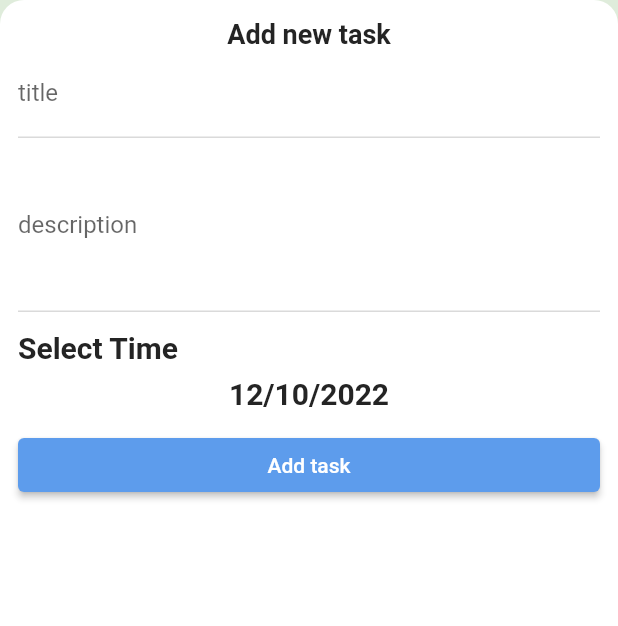
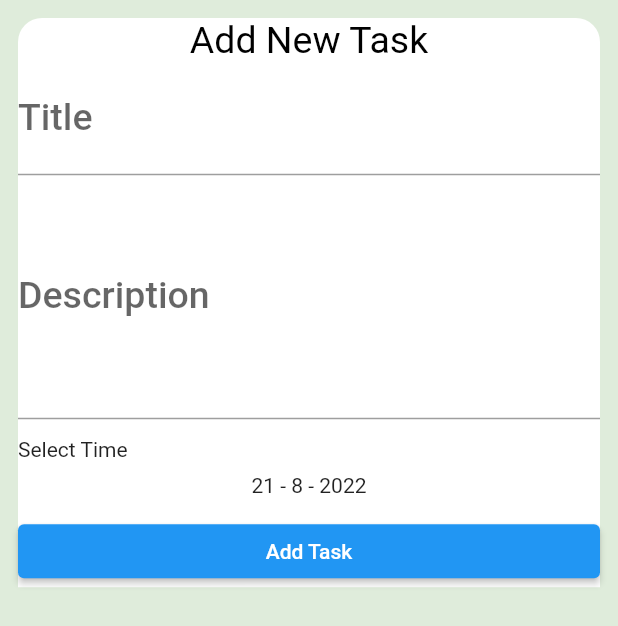
Before and after one commit to Mohammedkhaaled/Todo, a Flutter app: the AddTaskBottomSheet widget shown alone on an empty page, opened directly, on a phone screen of 412 x 824 dp. Shown: the top 626 px of the screen. Run offline on Flutter 3.47's test engine with Material 2 defaults, Android fonts, the phone set to English and light mode, and no system bars; our stand-ins replace calendar_timeline, firebase_core; accounts and stored records are empty.

```diff
--- a/lib/Modules/bottom_sheets/add_task_bottom_sheet.dart
+++ b/lib/Modules/bottom_sheets/add_task_bottom_sheet.dart
@@ -1,52 +1,113 @@
 import 'package:flutter/material.dart';
 import 'package:todo/shared/styles/colors.dart';
 
-class AddTaskBottomSheet extends StatelessWidget {
+class AddTaskBottomSheet extends StatefulWidget {
   const AddTaskBottomSheet({Key? key}) : super(key: key);
 
   @override
+  State<AddTaskBottomSheet> createState() => _AddTaskBottomSheetState();
+}
+
+class _AddTaskBottomSheetState extends State<AddTaskBottomSheet> {
+  var selectedDate = DateTime.now();
+  var formKey = GlobalKey<FormState>();
+
+  @override
   Widget build(BuildContext context) {
-    return Container(
+    return Padding(
+      padding: const EdgeInsets.all(12.0),
+      child: SingleChildScrollView(
+        child: Container(
           decoration: BoxDecoration(
               color: WhiteColor,
-        borderRadius: BorderRadius.only(topLeft:Radius.circular(16) ,topRight:Radius.circular(16) ),
-      ),
-      padding: EdgeInsets.all(12),
+              borderRadius: BorderRadius.only(
+                  topLeft: Radius.circular(16), topRight: Radius.circular(16))),
           child: Column(
             crossAxisAlignment: CrossAxisAlignment.stretch,
             children: [
-          Text('Add new task',style: Theme.of(context).textTheme.headline2?.copyWith(color: blackcolor,fontWeight: FontWeight.bold),textAlign: TextAlign.center,),
-          Form(child: Column(
+              Text(
+                'Add New Task',
+                textAlign: TextAlign.center,
+                style: Theme.of(context)
+                    .textTheme
+                    .headline2
+                    ?.copyWith(color: Colors.black),
+              ),
+              Form(
+                key: formKey,
+                child: Column(
                   children: [
                     TextFormField(
-                decoration: InputDecoration(
-                  labelText: 'title'
-                ),
+                      decoration: InputDecoration(labelText: 'Title'),
+                      validator: (text) {
+                        if (text == null || text.isEmpty) {
+                          return 'Please enter task title';
+                        }
+                        return null;
+                      },
                     ),
                     TextFormField(
                       maxLines: 4,
                       minLines: 4,
-                decoration: InputDecoration(
-                    labelText: 'description'
+                      decoration: InputDecoration(labelText: 'Description'),
+                      validator: (text) {
+                        if (text == null || text.isEmpty) {
+                          return 'Please enter task description';
+                        }
+                        return null;
+                      },
+                    ),
+                  ],
                 ),
               ),
-            ],
-          )),
               SizedBox(
                 height: 12,
               ),
-          Text('Select Time',style: Theme.of(context).textTheme.headline3,),
+              Text(
+                'Select Time',
+                textAlign: TextAlign.start,
+              ),
               SizedBox(
                 height: 8,
               ),
-          Text('12/10/2022',style: Theme.of(context).textTheme.headline3,textAlign: TextAlign.center,),
+              InkWell(
+                onTap: () {
+                  OpenDatePicker();
+                },
+                child: Text(
+                  '${selectedDate.day} - ${selectedDate.month} - ${selectedDate.year}',
+                  textAlign: TextAlign.center,
+                ),
+              ),
               SizedBox(
                 height: 12,
               ),
-          ElevatedButton(onPressed: (){}, child: Text('Add task')),
-
+              ElevatedButton(
+                onPressed: () {
+                  if (formKey.currentState!.validate()) {
+                    // local database /// mobile
+                    // remote database  // online
+                  }
+                },
+                child: Text('Add Task'),
+              ),
             ],
+          ),
+        ),
       ),
     );
   }
+
+  void OpenDatePicker() async {
+    var choosenDate = await showDatePicker(
+        context: context,
+        initialDate: selectedDate,
+        firstDate: DateTime.now(),
+        lastDate: DateTime.now().add(Duration(days: 365)));
+
+    if (choosenDate != null) {
+      selectedDate = choosenDate;
+      setState(() {});
     }
+  }
+}
--- a/lib/main.dart
+++ b/lib/main.dart
@@ -1,8 +1,11 @@
+import 'package:firebase_core/firebase_core.dart';
 import 'package:flutter/material.dart';
 import 'package:todo/layout/home_layout.dart';
 import 'package:todo/shared/styles/my_themes.dart';
 
-void main() {
+void main() async {
+  WidgetsFlutterBinding.ensureInitialized();
+  await Firebase.initializeApp();
   runApp(const MyApp());
 }
 
--- a/lib/shared/styles/colors.dart
+++ b/lib/shared/styles/colors.dart
@@ -1,10 +1,9 @@
- import 'package:flutter/material.dart';
+import 'package:flutter/material.dart';
 
 Color PrimaryColor = Color(0xFF5D9CEC);
- Color blackcolor = Color(0xFF242424);
- Color GreenColor = Color(0xFF61E757);
- Color yellowcolor = Color(0xFFA98D2E);
- Color RedColor = Color(0xFFEC4B4B);
- Color mainBackGroundColor =Color(0xFFDFECDB);
- Color WhiteColor =Color(0xFFFFFFFF);
- Color GreyColor =Colors.grey;
+Color OnprimaryColor = Color(0xFFDFECDB);
+Color WhiteColor = Color(0xFFFFFFFF);
+Color GreenColor = Color(0xFF61E757);
+Color RedColor = Color(0xFFEC4B4B);
+Color BlackColor = Colors.black;
+Color GreyColor = Colors.grey;
--- a/lib/shared/styles/my_themes.dart
+++ b/lib/shared/styles/my_themes.dart
@@ -1,63 +1,44 @@
 import 'package:flutter/material.dart';
-
-import 'colors.dart';
+import 'package:todo/shared/styles/colors.dart';
 
 class MyThemeData {
 
   static final ThemeData lightTheme = ThemeData(
-      primaryColor: PrimaryColor,
-      scaffoldBackgroundColor: mainBackGroundColor,
-      colorScheme: ColorScheme(
-        primary: PrimaryColor,
-        onPrimary: WhiteColor,
-        secondary: GreenColor,
-        onSecondary: WhiteColor,
-        error: RedColor,
-        onError: WhiteColor,
-        onSurface: GreyColor,
-        surface: WhiteColor,
-        onBackground: WhiteColor,
-        brightness: Brightness.light,
-        background: mainBackGroundColor
+    primaryColor: PrimaryColor,
+    scaffoldBackgroundColor: OnprimaryColor,
+    appBarTheme: AppBarTheme(
+        centerTitle: true,
+        color: PrimaryColor,
+        elevation: 0,
+        iconTheme: IconThemeData(color: WhiteColor)),
+    textTheme: TextTheme(
+      headline1: TextStyle(
+        fontSize: 30,
+        color: WhiteColor,
+        fontWeight: FontWeight.w700,
       ),
-      textTheme: TextTheme(
-          headline1: TextStyle(
-              fontSize: 22, color: WhiteColor, fontWeight: FontWeight.w700),
-          headline2: TextStyle(
-              fontSize: 18, color: PrimaryColor, fontWeight: FontWeight.w400),
-          headline3: TextStyle(
-            fontSize: 20,color: blackcolor,fontWeight: FontWeight.bold
-          ),
+      headline2: TextStyle(
+        fontSize: 25,
+        color: PrimaryColor,
+        fontWeight: FontWeight.w400,
       ),
-
-      appBarTheme: AppBarTheme(
-          backgroundColor: PrimaryColor,
-          elevation: 0,
-          iconTheme: IconThemeData(color: WhiteColor)),
-      floatingActionButtonTheme: FloatingActionButtonThemeData(
-        backgroundColor: PrimaryColor
+      headline3: TextStyle(
+        fontSize: 25,
+        color: WhiteColor,
+        fontWeight: FontWeight.w400,
       ),
-      bottomSheetTheme:BottomSheetThemeData(
-        backgroundColor: Colors.transparent
-      ) ,
-      bottomNavigationBarTheme: BottomNavigationBarThemeData(
-        selectedItemColor: PrimaryColor,
-        unselectedItemColor: GreyColor,
-      ));
-
-  // static final ThemeData darkTheme = ThemeData(
-  //     primaryColor: standerdColorDark,
-  //     textTheme: TextTheme(
-  //         headline1: TextStyle(
-  //             fontSize: 30, color: Colors.white, fontWeight: FontWeight.w700),
-  //         headline2: TextStyle(
-  //             fontSize: 25, color: yellowcolor, fontWeight: FontWeight.w400)),
-  //     appBarTheme: AppBarTheme(
-  //         backgroundColor: Colors.transparent,
-  //         elevation: 0,
-  //         iconTheme: IconThemeData(color: Colors.white)),
-  //     bottomNavigationBarTheme: BottomNavigationBarThemeData(
-  //       selectedItemColor: yellowcolor,
-  //       unselectedItemColor: Colors.white,
-  //     ));
+      subtitle1: TextStyle(
+        fontSize: 25,
+        color: BlackColor,
+        fontWeight: FontWeight.w500,
+      ),
+      bodyText1: TextStyle(
+        fontSize: 20,
+        color: BlackColor,
+        fontWeight: FontWeight.w500,
+      ),
+    ),
+    bottomNavigationBarTheme: BottomNavigationBarThemeData(
+        selectedItemColor: PrimaryColor, unselectedItemColor: GreyColor),
+  );
 }
--- /dev/null
+++ b/lib/utils/add_task_firebase.dart
@@ -0,0 +1,3 @@
+void addTask() {
+  //FirebaseFirestore.instance
+}
--- a/pubspec.yaml
+++ b/pubspec.yaml
@@ -35,6 +35,8 @@ dependencies:
   # Use with the CupertinoIcons class for iOS style icons.
   cupertino_icons: ^1.0.2
   calendar_timeline: ^1.0.5
+  firebase_core: ^1.21.0
+  cloud_firestore: ^3.4.5
 
 dev_dependencies:
   flutter_test:
```
Also changed, not shown: lib/Modules/tasks/task_item.dart (+22 -5 lines), lib/layout/home_layout.dart (+23 -12 lines), pubspec.lock, 2 other files. Lines whose indentation alone changed are shown as unchanged.
